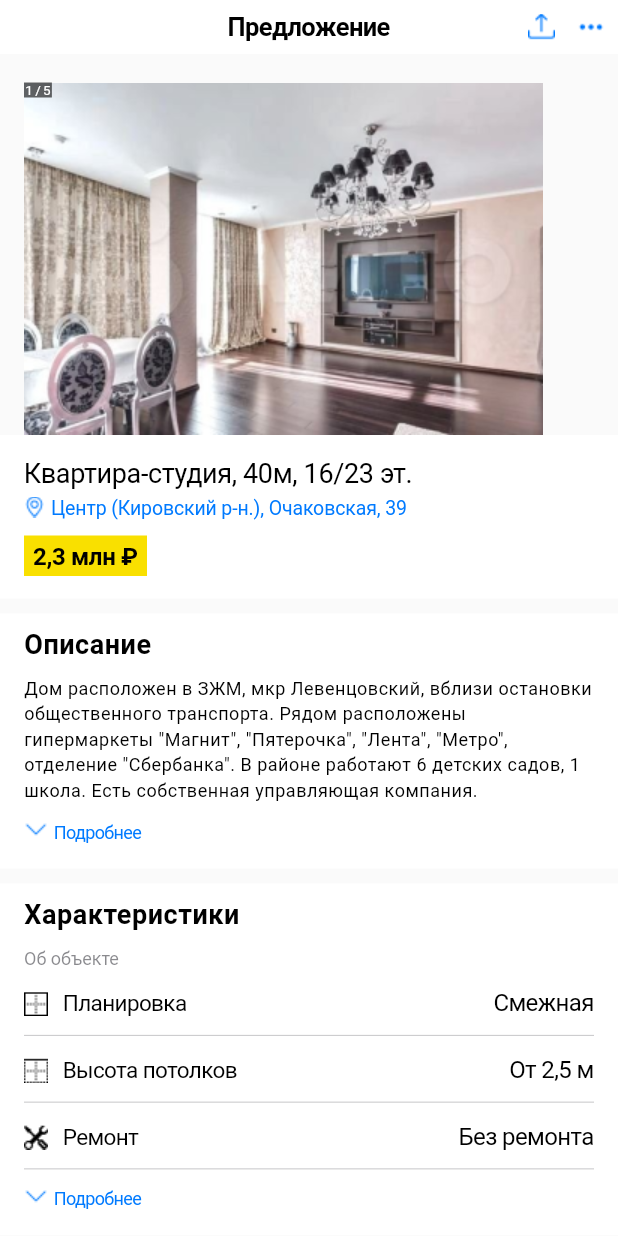
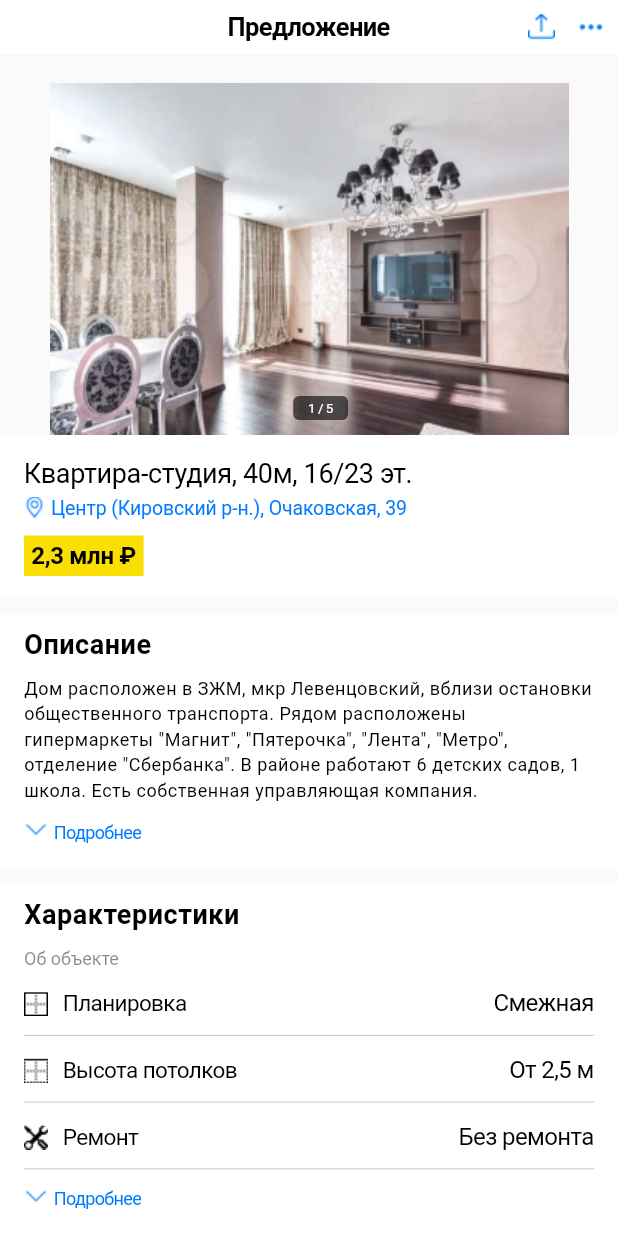
Before and after one commit to abezuglova/first_task_basic, a Flutter app: the screen it shows after launch, on a phone screen of 412 x 824 dp. Run offline on Flutter 3.47's test engine with Material 2 defaults, Android fonts, the light colour scheme and no system bars; our stand-ins replace google_fonts; Roboto replaces fonts that are missing (OpenSans).

Commit message:
decorations fixed

```diff
--- a/lib/widgets/main_info_widget.dart
+++ b/lib/widgets/main_info_widget.dart
@@ -31,14 +31,11 @@ class MainInfoWidget extends StatelessWidget {
           ),
           const SizedBox(height: 10),
           Container(
-            width: 82,
-            height: 27,
+            padding: const EdgeInsets.fromLTRB(5, 3, 5, 4),
             color: const Color(0xFFF9E000),
-            child: Center(
-              child: Text(
-                '2,3 млн ₽',
-                style: textTheme.titleMedium,
-              ),
+            child: Text(
+              '2,3 млн ₽',
+              style: textTheme.titleMedium,
             ),
           ),
         ],
--- a/lib/widgets/photo_slider_widget.dart
+++ b/lib/widgets/photo_slider_widget.dart
@@ -13,22 +13,32 @@ class _PhotoSliderWidgetState extends State<PhotoSliderWidget> {
   Widget build(BuildContext context) {
     final textTheme = Theme.of(context).textTheme;
     return Padding(
-      padding: const EdgeInsets.symmetric(horizontal: 16),
+      padding: const EdgeInsets.fromLTRB(15, 0, 14, 0),
+      child: Center(
         child: Stack(
           children: [
-          const SizedBox(
+            const Image(
+              image: AssetImage(AppImages.firstImage),
               width: 346,
               height: 235,
-            child: Image(image: AssetImage(AppImages.firstImage)),
             ),
-          Container(
+            Positioned(
+              left: 162,
+              bottom: 10,
+              child: Container(
+                padding: const EdgeInsets.symmetric(horizontal: 9, vertical: 3),
+                decoration: BoxDecoration(
                   color: Colors.black.withOpacity(0.6),
+                  borderRadius: const BorderRadius.all(Radius.circular(4)),
+                ),
                 child: Text(
                   '1/5',
                   style: textTheme.headlineMedium!.copyWith(color: Colors.white),
                 ),
               ),
+            ),
           ],
+        ),
       ),
     );
   }
```
Lines whose indentation alone changed are shown as unchanged.
